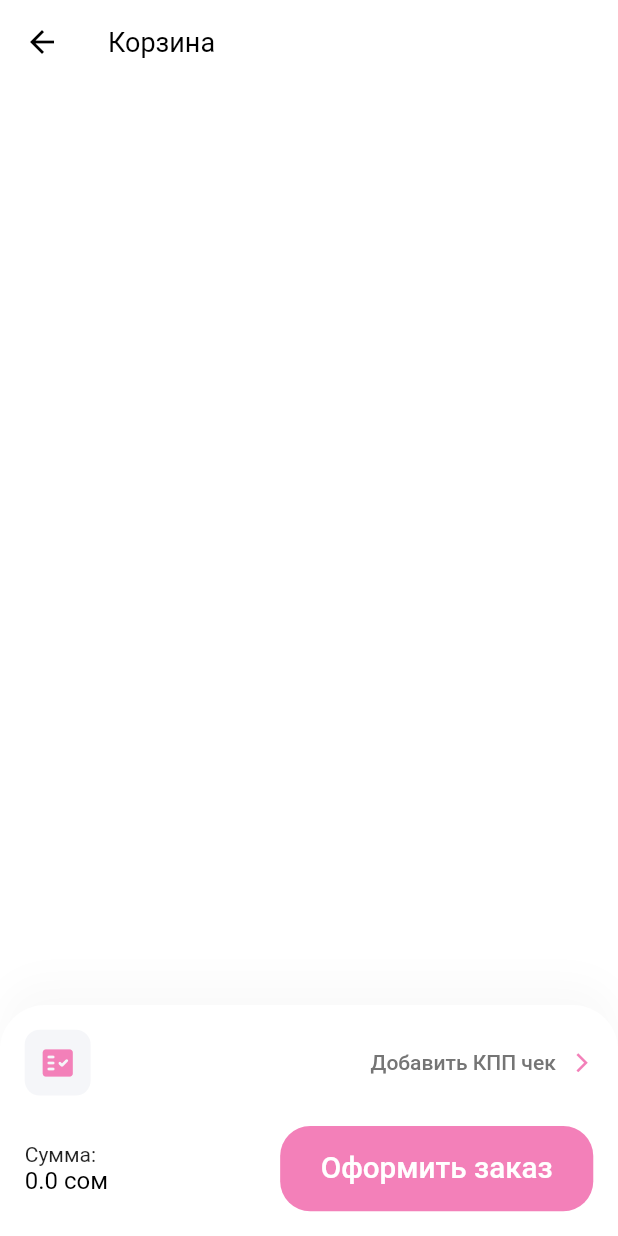
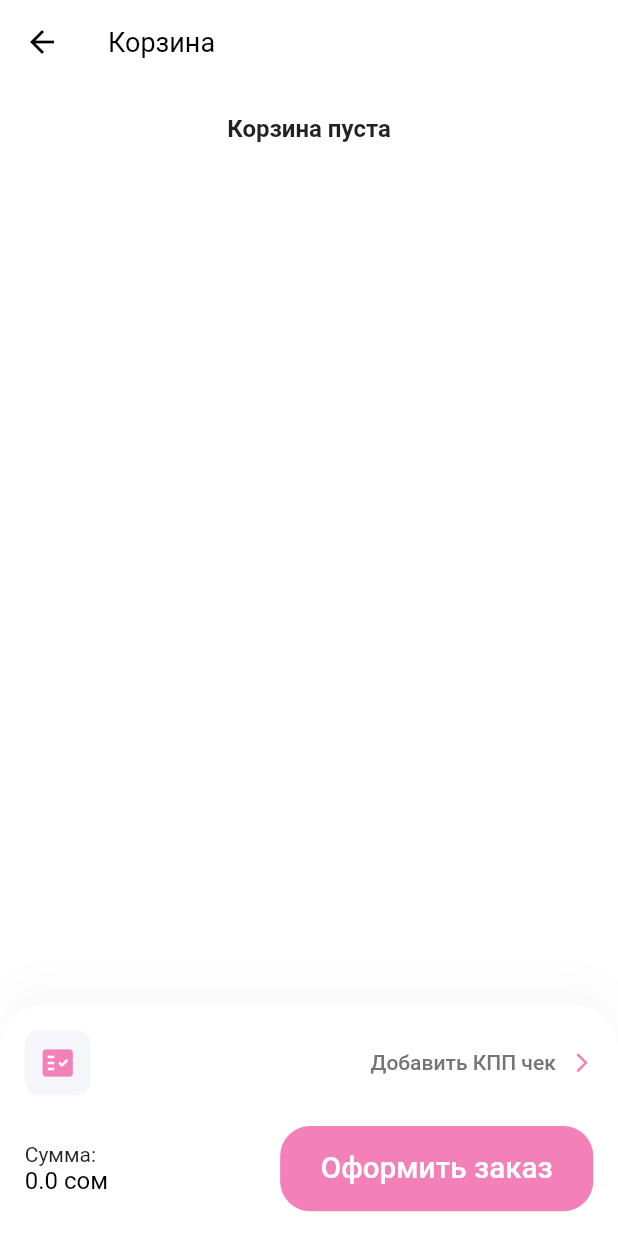
Before and after one commit to MorgueMorg/Flutter-FHome-Inai, a Flutter app: the CartScreen screen opened by its route, on a phone screen of 412 x 824 dp. Run offline on Flutter 3.47's test engine with Material 2 defaults, Android fonts, the phone set to English and light mode, and no system bars; our stand-ins replace bloc, dio, equatable, flutter_bloc, flutter_svg; Roboto replaces fonts that are missing (Muli).

Commit message:
Updated cart :headphones:

```diff
--- a/lib/features/screens/cart/components/body.dart
+++ b/lib/features/screens/cart/components/body.dart
@@ -18,7 +18,16 @@ class Body extends StatelessWidget {
           SizedBox(height: getProportionateScreenHeight(20)),
           BlocBuilder<CartCubit, List<Product>>(
             builder: (context, state) {
-              return Expanded(
+              return state.isEmpty
+                  ? const Center(
+                      child: Text(
+                        'Корзина пуста',
+                        style: TextStyle(
+                            fontSize: 16, fontWeight: FontWeight.bold),
+                      ),
+                    )
+                  // ? Если корзина не пустая
+                  : Expanded(
                       child: ListView.builder(
                         shrinkWrap: true,
                         itemCount: state.length,
@@ -51,8 +60,6 @@ class Body extends StatelessWidget {
                                 },
                               ),
                               title: Text(product.title),
-                        // subtitle:
-                        //     Text('${product.description.substring(0, 28)}...'),
                               subtitle: Text(
                                 "${product.price} сом",
                                 style: const TextStyle(
```
Also changed, not shown: lib/features/screens/cart/components/cart_item.dart (deleted). Lines whose indentation alone changed are shown as unchanged.
